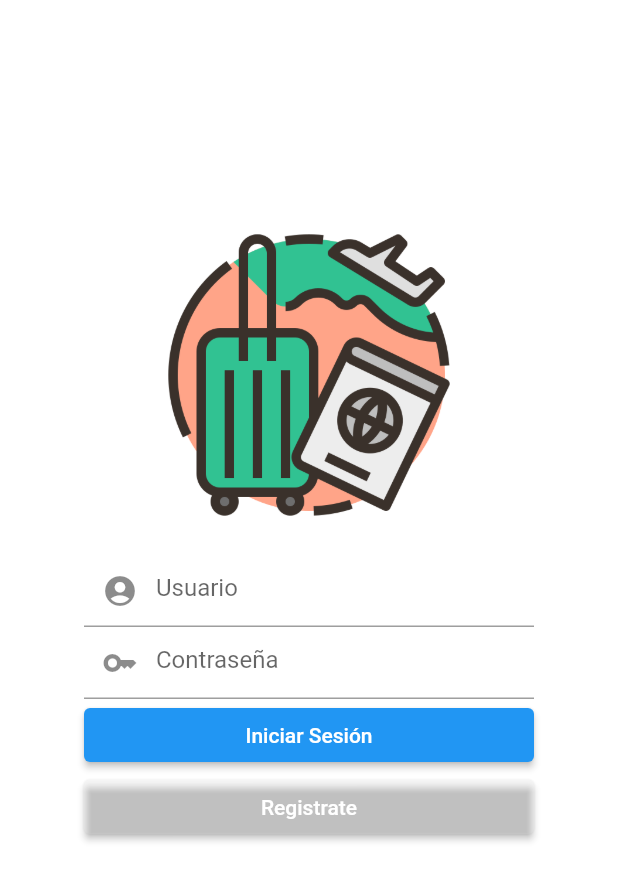
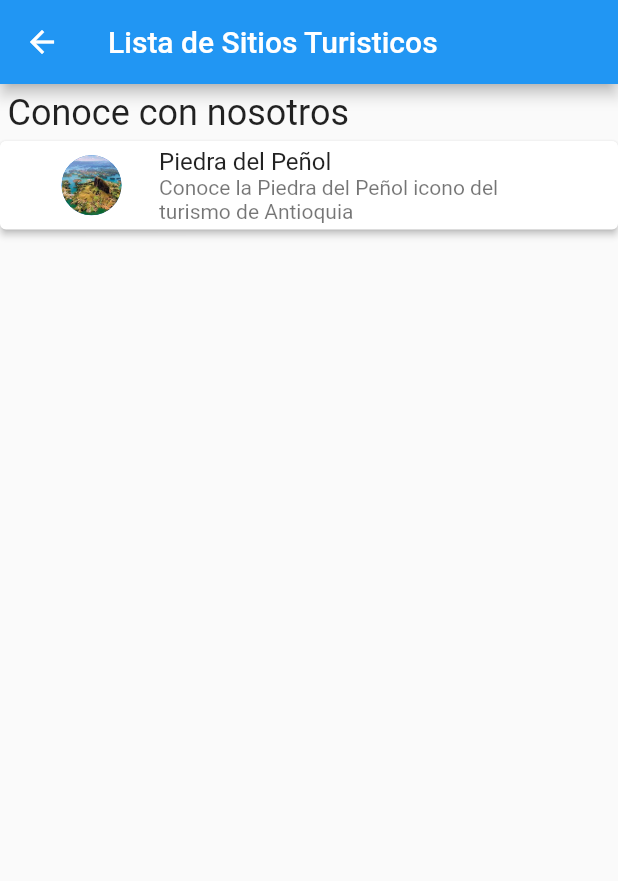
Before and after one commit to Coeus1986/DMovilC4, a Flutter app: the screen it shows after launch, after a tap on "Iniciar Sesión", on a phone screen of 412 x 824 dp. Shown: the top 881 px of the screen. Run offline on Flutter 3.47's test engine with Material 2 defaults, Android fonts, the phone set to English and light mode, and no system bars; Roboto replaces fonts that are missing (titulo).

Commit message:
Ajustes paginas y navegacion

```diff
--- a/lib/main.dart
+++ b/lib/main.dart
@@ -1,10 +1,11 @@
 import 'package:flutter/material.dart';
-import 'package:projectc4/pages/login_page.dart';
+import 'package:projectc4/pages/register_page.dart';
+import 'package:projectc4/pages/splash_page.dart';
 
 
 
 void main() {
-  runApp(const Inicio());
+  runApp(const MyApp());
 }
 
 class MyApp extends StatelessWidget {
@@ -13,15 +14,14 @@ class MyApp extends StatelessWidget {
   @override
   Widget build(BuildContext context) {
     return MaterialApp(
-      title: 'Flutter Demo',
+      title: 'Conocer.com',
       theme: ThemeData(
         primarySwatch: Colors.blue,
       ),
-      home: const MyHomePage(title: 'Flutter Demo Home Page'),
+      home: const SplashPage(),
     );
   }
 }
-
 class MyHomePage extends StatefulWidget {
   const MyHomePage({super.key, required this.title});
 
@@ -79,7 +79,7 @@ class Inicio extends StatelessWidget {
         home: Container(
           child: Scaffold(
             backgroundColor: Colors.white,
-            body: LoginPage(),
+            //body: SplashPage(),
             //body:Login(),
           ),
         )
--- /dev/null
+++ b/lib/pages/list_page.dart
@@ -0,0 +1,70 @@
+import 'package:flutter/material.dart';
+import 'package:projectc4/pages/detail_page.dart';
+
+class ListsPage extends StatefulWidget {
+  const ListsPage({super.key});
+
+  @override
+  State<ListsPage> createState() => _ListsPageState();
+}
+
+class _ListsPageState extends State<ListsPage> {
+  @override
+  Widget build(BuildContext context) {
+    return Scaffold(
+      appBar: AppBar(
+        title: Text("Lista de Sitios Turisticos"),
+      ),
+      body:ListView(
+      children: [
+      Container(
+        padding: EdgeInsets.all(5.0),
+      child: Text("Conoce con nosotros",
+      style: TextStyle(
+      fontSize: 24,
+      fontFamily: "titulo"
+      ),
+
+      ),
+      ),
+
+
+        ElevatedButton(
+              style: ButtonStyle(
+                backgroundColor: MaterialStatePropertyAll<Color>(Colors.white),
+              ),
+              onPressed: () {
+                Navigator.push(
+                    context,
+                    MaterialPageRoute(
+                        builder: (context) => DetailPage())
+                );
+              },
+              child: ListTile(
+                title: Text("Piedra del Peñol"),
+                subtitle: Text("Conoce la Piedra del Peñol icono del turismo de Antioquia"),
+                leading: GestureDetector(
+                  behavior: HitTestBehavior.translucent,
+                  onTap: () {},
+                  child: Container(
+                    width: 58,
+                    height: 58,
+                    padding: const EdgeInsets.symmetric(vertical: 4.0),
+                    alignment: Alignment.center,
+                    child: const CircleAvatar(
+                      backgroundImage: AssetImage("assets/images/guatape.png"
+                      ),
+                    ),
+                  ),
+                ),
+            ),
+
+        )
+
+      ],
+    ),
+    );
+
+
+  }
+}
--- a/lib/pages/login_page.dart
+++ b/lib/pages/login_page.dart
@@ -1,5 +1,8 @@
 import 'package:flutter/material.dart';
+import 'package:projectc4/pages/detail_page.dart';
+import 'package:projectc4/pages/list_page.dart';
 import 'package:projectc4/pages/register_page.dart';
+
 
 
 class LoginPage extends StatefulWidget {
@@ -14,11 +17,15 @@ class _LoginPageState extends State<LoginPage> {
   final password=TextEditingController();
   @override
   Widget build(BuildContext context) {
-    return Center(
+    return Scaffold(
+        appBar: AppBar(
+          title: Text("Conocer.com"),
+        ),
+        body: Center(
           child: Container(
-        padding: EdgeInsets.only(top: 150.0),
               width: 300,
               child: ListView(
+                padding: EdgeInsets.all(16.0),
                 children: [
                   Container(
 
@@ -53,7 +60,13 @@ class _LoginPageState extends State<LoginPage> {
                   ),
                   Container(
                     child:  ElevatedButton(
-                onPressed: () {},
+                      onPressed: () {
+                        Navigator.push(
+                            context,
+                            MaterialPageRoute(
+                                builder: (context) => ListsPage())
+                        );
+                      },
                       child: const Text('Iniciar Sesión'),
                     ),
                   ),
@@ -76,7 +89,9 @@ class _LoginPageState extends State<LoginPage> {
                 ],
               )
           ),
+        ),
     );
+
   }
 }
 
--- /dev/null
+++ b/lib/pages/splash_page.dart
@@ -0,0 +1,34 @@
+import 'package:flutter/material.dart';
+import 'package:projectc4/pages/login_page.dart';
+
+class SplashPage extends StatefulWidget {
+  const SplashPage({super.key});
+
+  @override
+  State<SplashPage> createState() => _SplashPageState();
+}
+
+class _SplashPageState extends State<SplashPage> {
+  void initState() {
+    _closeSplash();
+    super.initState();
+  }
+
+  Future<void> _closeSplash() async {
+    Future.delayed(const Duration(seconds: 4), () async {
+      Navigator.pushReplacement(
+          context, MaterialPageRoute(builder: (context) => const LoginPage()));
+    });
+  }
+
+  @override
+  Widget build(BuildContext context) {
+    return const Scaffold(
+      body: Center(
+        child: Image(
+          image: AssetImage('assets/images/Logo.png'),
+        ),
+      ),
+    );
+  }
+}
--- a/pubspec.yaml
+++ b/pubspec.yaml
@@ -56,6 +56,7 @@ flutter:
   assets:
   - assets/images/
 
+
   # The following line ensures that the Material Icons font is
   # included with your application, so that you can use the icons in
   # the material Icons class.
```
Also changed, not shown: lib/pages/detail_page.dart (added, +90 -0 lines), lib/pages/register_page.dart (+77 -1 lines), assets/images/guatape.png (added). Lines whose indentation alone changed are shown as unchanged.
